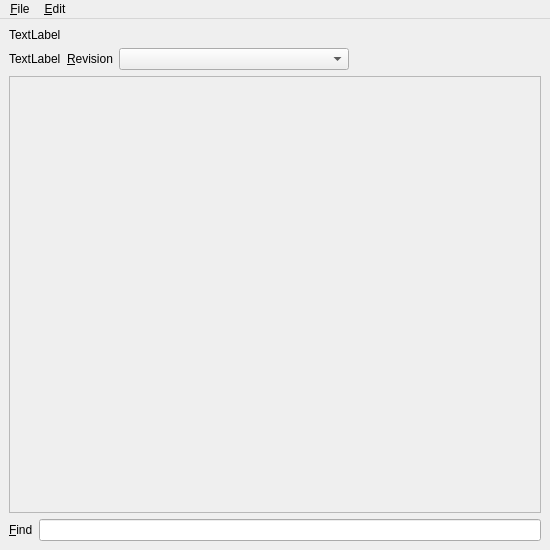
Old version of the form branches/trunk/UI/spot-on-pageviewer.ui in the repository textbrowser/spot-on.
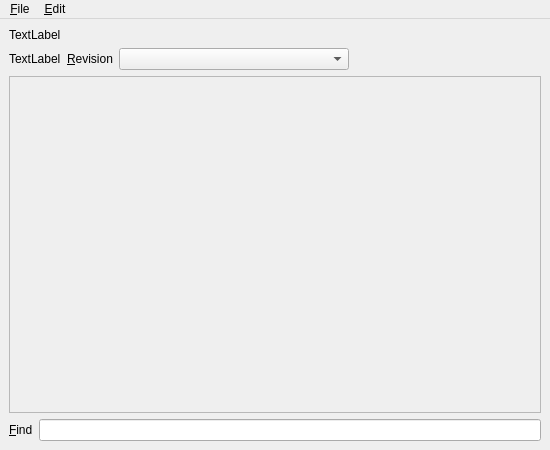
New version of the form. Icons and pictures are not drawn.

The edit to the form file:
```diff
--- a/branches/trunk/UI/spot-on-pageviewer.ui
+++ b/branches/trunk/UI/spot-on-pageviewer.ui
@@ -7,7 +7,7 @@
     <x>0</x>
     <y>0</y>
     <width>550</width>
-    <height>550</height>
+    <height>450</height>
    </rect>
   </property>
   <property name="windowIcon">
```
Left out of the diff: 13 changed lines with no effect on the pictures.
